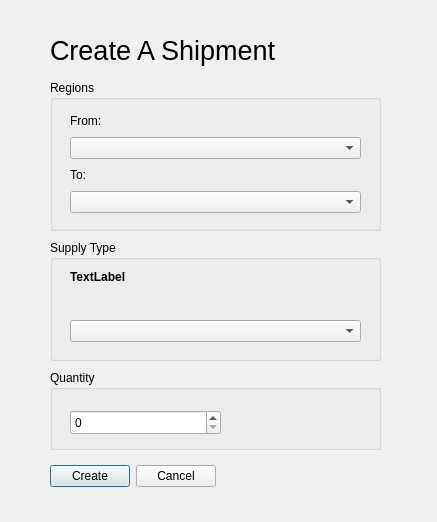
Above: OmegaSquaddApplication/createshipmentswindow.ui from paulina7m/COMP3004OmegaSquad before the change. Below: the same form after it.
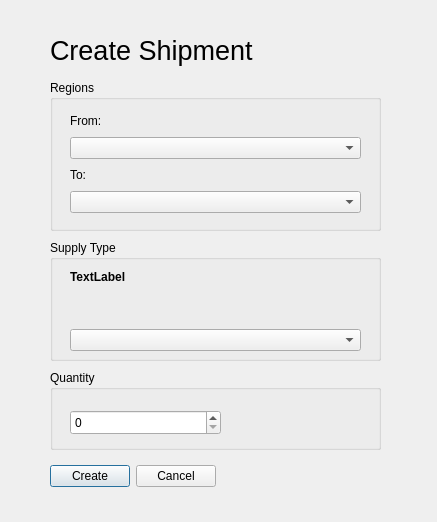
That is the form after the change.

```diff
--- a/OmegaSquaddApplication/createshipmentswindow.ui
+++ b/OmegaSquaddApplication/createshipmentswindow.ui
@@ -28,7 +28,7 @@
     </font>
    </property>
    <property name="text">
-    <string>Create A Shipment</string>
+    <string>Create Shipment</string>
    </property>
   </widget>
   <widget class="QGroupBox" name="groupBox">
@@ -88,24 +88,23 @@
    <property name="title">
     <string>Supply Type</string>
    </property>
-   <widget class="QComboBox" name="comboBox_3">
+   <widget class="QWidget" name="">
     <property name="geometry">
      <rect>
       <x>20</x>
-      <y>80</y>
+      <y>30</y>
       <width>291</width>
-      <height>22</height>
+      <height>81</height>
      </rect>
     </property>
-   </widget>
+    <layout class="QVBoxLayout" name="verticalLayout_2">
+     <item>
    <widget class="QLabel" name="srcRegionSupplies">
-    <property name="geometry">
-     <rect>
-      <x>20</x>
-      <y>30</y>
-      <width>291</width>
-      <height>41</height>
-     </rect>
+       <property name="sizePolicy">
+        <sizepolicy hsizetype="MinimumExpanding" vsizetype="Preferred">
+         <horstretch>0</horstretch>
+         <verstretch>0</verstretch>
+        </sizepolicy>
     </property>
     <property name="font">
      <font>
@@ -122,6 +121,12 @@
     <property name="wordWrap">
      <bool>true</bool>
     </property>
+      </widget>
+     </item>
+     <item>
+      <widget class="QComboBox" name="comboBox_3"/>
+     </item>
+    </layout>
    </widget>
   </widget>
   <widget class="QGroupBox" name="groupBox_3">
```
Lines whose indentation alone changed are shown as unchanged.
